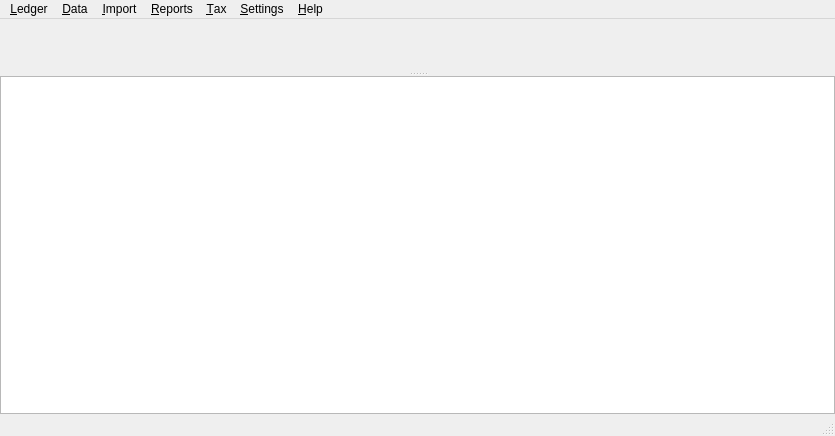
titov-vv/jal, file jal/ui/main_window.ui: the form before one commit.
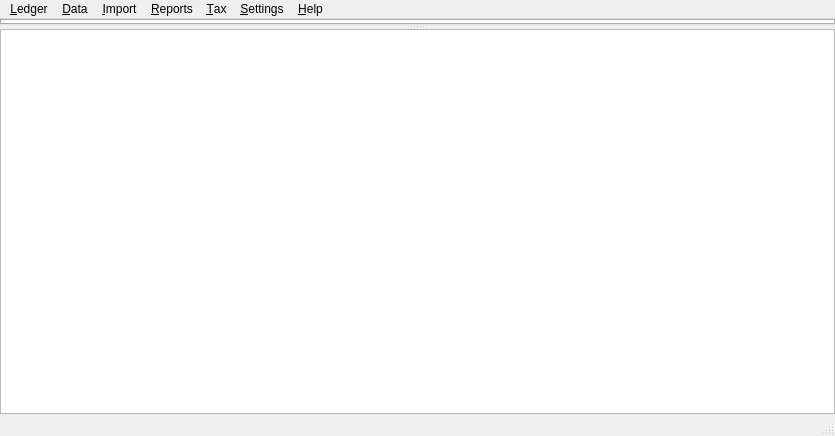
The form after the commit. Custom widgets are drawn as their Qt base class.

Commit message: MDI area was replaced with a tabbed widget for better UI compatibility.

The edit to the form file:
```diff
--- a/jal/ui/main_window.ui
+++ b/jal/ui/main_window.ui
@@ -32,7 +32,7 @@
       <property name="orientation">
        <enum>Qt::Orientation::Vertical</enum>
       </property>
-      <widget class="TabbedMdiArea" name="mdiArea" native="true"/>
+      <widget class="TabbedWindowArea" name="windowArea"/>
       <widget class="LogViewer" name="Logs"/>
      </widget>
     </item>
@@ -294,9 +294,8 @@
    <header>jal/widgets/custom/log_viewer.h</header>
   </customwidget>
   <customwidget>
-   <class>TabbedMdiArea</class>
-   <extends>QWidget</extends>
-   <container>1</container>
+   <class>TabbedWindowArea</class>
+   <extends>QTabWidget</extends>
    <header>jal/widgets/mdi.h</header>
   </customwidget>
  </customwidgets>
```
Left out of the diff: 2 changed lines with no effect on the pictures. The commit also changes 11 other files.
